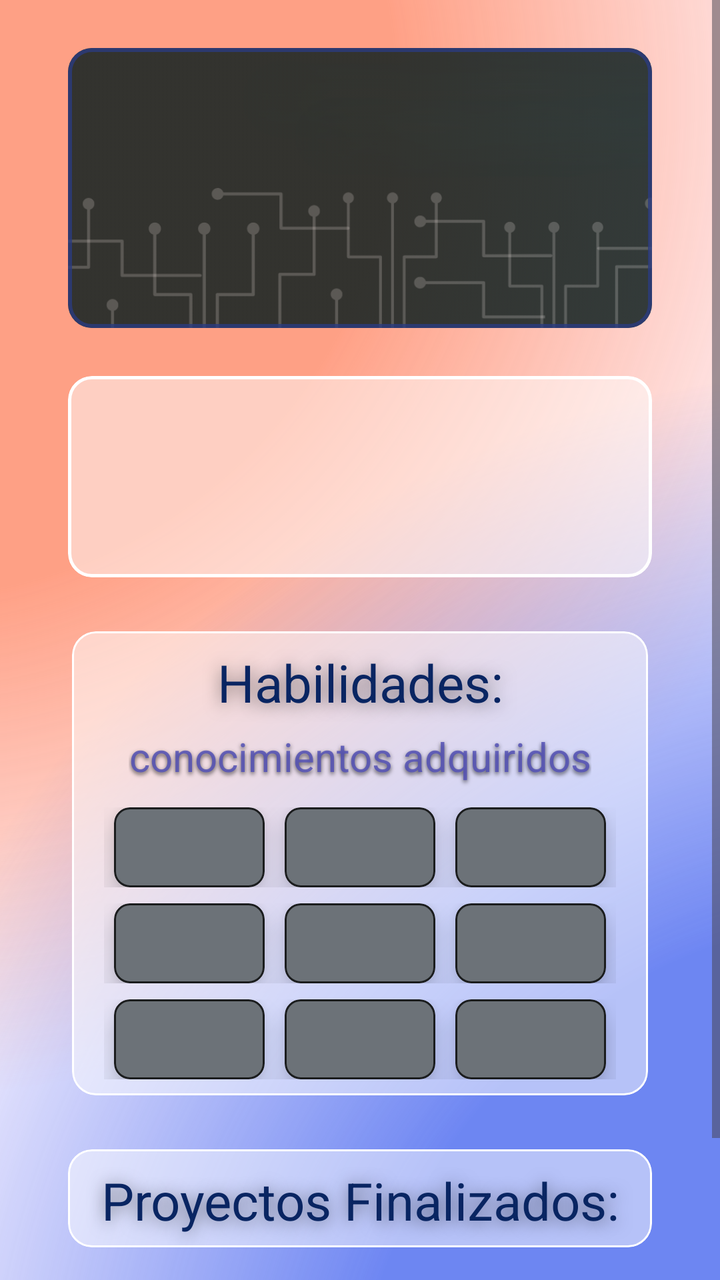
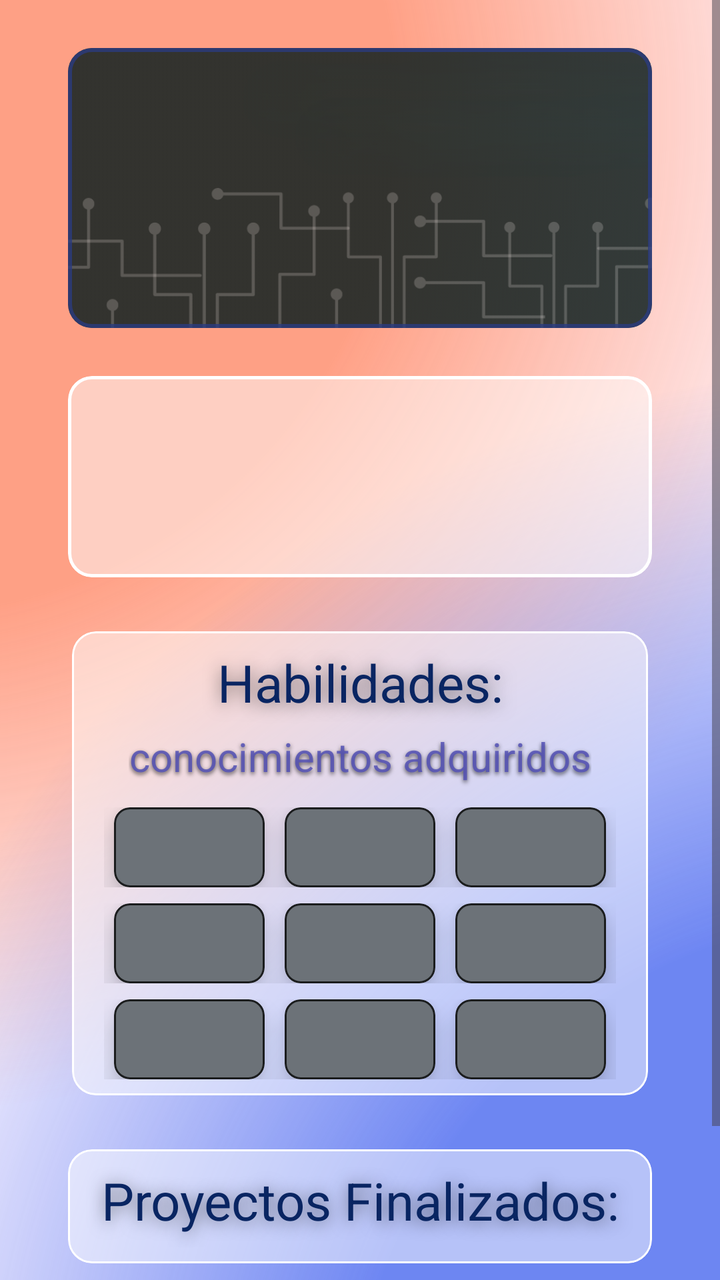

Screens rendered from an Android XML layout before and after an edit, with the pre-edit source and the edit as a unified diff.
<!-- AndroidManifest.xml: application theme Theme.CVMovil -->
<!-- res/layout/activity_main.xml -->
<?xml version="1.0" encoding="utf-8"?>
<ScrollView xmlns:android="http://schemas.android.com/apk/res/android"
    xmlns:app="http://schemas.android.com/apk/res-auto"
    xmlns:tools="http://schemas.android.com/tools"
    android:id="@+id/rootScroll"
    android:layout_width="match_parent"
    android:layout_height="match_parent"
    android:fillViewport="true">

    <androidx.constraintlayout.widget.ConstraintLayout
        android:id="@+id/main"
        android:layout_width="match_parent"
        android:layout_height="wrap_content"
        android:background="@android:color/transparent"
        android:fontFamily="@font/inter"
        tools:context=".actividades.MainActivity">

        <androidx.constraintlayout.widget.ConstraintLayout
            android:id="@+id/Elipses"
            android:layout_width="match_parent"
            android:layout_height="0dp"
            app:layout_constraintTop_toTopOf="parent"
            app:layout_constraintBottom_toBottomOf="parent"
            app:layout_constraintStart_toStartOf="parent"
            app:layout_constraintEnd_toEndOf="parent">

            <FrameLayout
                android:id="@+id/Elipse1"
                android:layout_width="750dp"
                android:layout_height="1220dp"
                android:alpha="0.85"
                android:background="@drawable/gradiante1"
                app:layout_constraintBottom_toBottomOf="parent"
                app:layout_constraintEnd_toEndOf="parent" />

            <FrameLayout
                android:id="@+id/Elipse2"
                android:layout_width="750dp"
                android:layout_height="1220dp"
                android:alpha="0.7"
                android:background="@drawable/gradient2"
                app:layout_constraintStart_toStartOf="parent"
                app:layout_constraintTop_toTopOf="parent" />
        </androidx.constraintlayout.widget.ConstraintLayout>

        <com.google.android.material.card.MaterialCardView
            android:id="@+id/banner"
            android:layout_width="match_parent"
            android:layout_marginHorizontal="34dp"
            android:layout_height="140dp"
            android:layout_marginTop="24dp"
            android:layout_marginBottom="12dp"
            app:cardBackgroundColor="#00FFFFFF"
            app:cardCornerRadius="12dp"
            app:layout_constraintBottom_toTopOf="@id/cardHeader"
            app:layout_constraintEnd_toEndOf="parent"
            app:layout_constraintStart_toStartOf="parent"
            app:layout_constraintTop_toTopOf="parent"
            app:strokeColor="#CC2B3B80"
            app:strokeWidth="2dp">

            <androidx.constraintlayout.widget.ConstraintLayout
                android:layout_width="match_parent"
                android:layout_height="match_parent">

                <ImageView
                    android:layout_width="wrap_content"
                    android:layout_height="match_parent"
                    android:alpha="0.85"
                    android:scaleType="centerCrop"
                    android:src="@drawable/banner"
                    app:layout_constraintBottom_toBottomOf="parent"
                    app:layout_constraintEnd_toEndOf="parent"
                    app:layout_constraintStart_toStartOf="parent" />

                <com.google.android.material.card.MaterialCardView
                    android:layout_width="wrap_content"
                    android:layout_height="match_parent"
                    android:layout_marginVertical="10dp"
                    app:cardBackgroundColor="#00FFFFFF"
                    app:cardCornerRadius="120dp"
                    app:layout_constraintEnd_toEndOf="parent"
                    app:layout_constraintStart_toStartOf="parent"
                    app:strokeWidth="0dp">

                    <androidx.constraintlayout.widget.ConstraintLayout
                        android:layout_width="120dp"
                        android:layout_height="match_parent">

                        <ImageView
                            android:id="@+id/profile_img"
                            android:layout_width="200dp"
                            android:layout_height="150dp"
                            app:layout_constraintEnd_toEndOf="parent"
                            app:layout_constraintStart_toStartOf="parent"
                            app:layout_constraintTop_toTopOf="parent" />
                    </androidx.constraintlayout.widget.ConstraintLayout>
                </com.google.android.material.card.MaterialCardView>
            </androidx.constraintlayout.widget.ConstraintLayout>
        </com.google.android.material.card.MaterialCardView>

        <com.google.android.material.card.MaterialCardView
            android:id="@+id/cardHeader"
            android:layout_width="match_parent"
            android:layout_marginHorizontal="34dp"
            android:layout_height="wrap_content"
            android:layout_marginVertical="12dp"
            app:cardBackgroundColor="#80FFFFFF"
            app:cardCornerRadius="12dp"
            app:layout_constraintBottom_toTopOf="@id/abilityCard"
            app:layout_constraintEnd_toEndOf="parent"
            app:layout_constraintStart_toStartOf="parent"
            app:layout_constraintTop_toBottomOf="@id/banner"
            app:strokeColor="#FFF"
            app:strokeWidth="1.5dp">

            <androidx.constraintlayout.widget.ConstraintLayout
                android:id="@+id/header"
                android:layout_width="match_parent"
                android:layout_height="match_parent">

                <TextView
                    android:id="@+id/nombre"
                    android:layout_width="match_parent"
                    android:layout_height="wrap_content"
                    android:paddingTop="8dp"
                    android:paddingBottom="6dp"
                    android:shadowColor="#80000000"
                    android:shadowDy="2.5"
                    android:shadowRadius="20.0"
                    android:textAlignment="center"
                    android:textColor="#092562"
                    android:textSize="30sp"
                    app:layout_constraintBottom_toTopOf="@id/titulo"
                    app:layout_constraintEnd_toEndOf="parent"
                    app:layout_constraintStart_toStartOf="parent"
                    app:layout_constraintTop_toTopOf="parent" />

                <TextView
                    android:id="@+id/titulo"
                    android:layout_width="match_parent"
                    android:layout_height="wrap_content"
                    android:paddingTop="6dp"
                    android:paddingBottom="8dp"
                    android:shadowColor="#66000000"
                    android:shadowDy="2.5"
                    android:shadowRadius="5.0"
                    android:textAlignment="center"
                    android:textColor="#D65250B5"
                    android:textSize="24sp"
                    android:textStyle="bold"
                    app:layout_constraintBottom_toBottomOf="parent"
                    app:layout_constraintEnd_toEndOf="parent"
                    app:layout_constraintStart_toStartOf="parent"
                    app:layout_constraintTop_toBottomOf="@id/nombre" />
            </androidx.constraintlayout.widget.ConstraintLayout>
        </com.google.android.material.card.MaterialCardView>

        <com.google.android.material.card.MaterialCardView
            android:id="@+id/abilityCard"
            android:layout_width="match_parent"
            android:layout_marginHorizontal="34dp"
            android:layout_height="wrap_content"
            android:layout_marginVertical="12dp"
            android:padding="8dp"
            app:cardBackgroundColor="#80FFFFFF"
            app:cardCornerRadius="12dp"
            app:cardPreventCornerOverlap="false"
            app:cardUseCompatPadding="true"
            app:layout_constraintBottom_toTopOf="@id/proyectosCard"
            app:layout_constraintEnd_toEndOf="parent"
            app:layout_constraintStart_toStartOf="parent"
            app:layout_constraintTop_toBottomOf="@id/cardHeader"
            app:strokeColor="#FFF"
            app:strokeWidth="1dp">

            <androidx.constraintlayout.widget.ConstraintLayout
                android:id="@+id/abilitys"
                android:layout_width="match_parent"
                android:layout_height="match_parent"
                android:background="@android:color/transparent"
                android:paddingBottom="4dp">

                <TextView
                    android:id="@+id/habilidades"
                    android:layout_width="match_parent"
                    android:layout_height="wrap_content"
                    android:paddingTop="8dp"
                    android:paddingBottom="6dp"
                    android:shadowColor="#80000000"
                    android:shadowDy="2.5"
                    android:shadowRadius="20.0"
                    android:text="@string/habilidades"
                    android:textAlignment="center"
                    android:textColor="#092562"
                    android:textSize="26sp"
                    app:layout_constraintBottom_toTopOf="@id/conocimientos"
                    app:layout_constraintEnd_toEndOf="parent"
                    app:layout_constraintStart_toStartOf="parent"
                    app:layout_constraintTop_toTopOf="parent" />

                <TextView
                    android:id="@+id/conocimientos"
                    android:layout_width="wrap_content"
                    android:layout_height="match_parent"
                    android:paddingBottom="8dp"
                    android:shadowColor="#A6000000"
                    android:shadowDy="2.5"
                    android:shadowRadius="5.0"
                    android:text="@string/cono"
                    android:textAlignment="center"
                    android:textColor="#D65250B5"
                    android:textSize="20sp"
                    app:layout_constraintEnd_toEndOf="parent"
                    app:layout_constraintStart_toStartOf="parent"
                    app:layout_constraintTop_toBottomOf="@id/habilidades" />

                <LinearLayout
                    android:id="@+id/filaHabilidad1"
                    android:layout_width="match_parent"
                    android:layout_height="wrap_content"
                    android:layout_marginHorizontal="16dp"
                    android:layout_marginVertical="4dp"
                    android:background="@android:color/transparent"
                    android:orientation="horizontal"
                    app:layout_constraintBottom_toTopOf="@id/filaHabilidad2"
                    app:layout_constraintEnd_toEndOf="parent"
                    app:layout_constraintStart_toStartOf="parent"
                    app:layout_constraintTop_toBottomOf="@id/conocimientos">

                    <com.google.android.material.card.MaterialCardView
                        android:id="@+id/tarjetaHabilidad1"
                        android:layout_width="0dp"
                        android:layout_height="40dp"
                        android:layout_weight="1"
                        android:layout_marginHorizontal="5dp"
                        app:cardBackgroundColor="#6C7278"
                        app:cardCornerRadius="8dp"
                        app:cardElevation="8dp"
                        app:strokeColor="#BF000000"
                        app:strokeWidth="1dp">

                        <TextView
                            android:id="@+id/habilidad1"
                            android:layout_width="match_parent"
                            android:layout_height="wrap_content"
                            android:layout_gravity="center"
                            android:shadowColor="#CC000000"
                            android:shadowDy="2.5"
                            android:shadowRadius="5.0"
                            android:textAlignment="center"
                            android:textColor="#FFF"
                            android:textSize="16sp" />
                    </com.google.android.material.card.MaterialCardView>

                    <com.google.android.material.card.MaterialCardView
                        android:id="@+id/tarjetaHabilidad2"
                        android:layout_width="0dp"
                        android:layout_height="40dp"
                        android:layout_weight="1"
                        android:layout_marginHorizontal="5dp"
                        app:cardBackgroundColor="#6C7278"
                        app:cardCornerRadius="8dp"
                        app:cardElevation="8dp"
                        app:strokeColor="#BF000000"
                        app:strokeWidth="1dp">

                        <TextView
                            android:id="@+id/habilidad2"
                            android:layout_width="match_parent"
                            android:layout_height="wrap_content"
                            android:layout_gravity="center"
                            android:shadowColor="#CC000000"
                            android:shadowDy="2.5"
                            android:shadowRadius="5.0"
                            android:textAlignment="center"
                            android:textColor="#FFF"
                            android:textSize="16sp" />
                    </com.google.android.material.card.MaterialCardView>

                    <com.google.android.material.card.MaterialCardView
                        android:id="@+id/tarjetaHabilidad3"
                        android:layout_width="0dp"
                        android:layout_height="40dp"
                        android:layout_weight="1"
                        android:layout_marginHorizontal="5dp"
                        app:cardBackgroundColor="#6C7278"
                        app:cardCornerRadius="8dp"
                        app:cardElevation="8dp"
                        app:strokeColor="#BF000000"
                        app:strokeWidth="1dp">

                        <TextView
                            android:id="@+id/habilidad3"
                            android:layout_width="match_parent"
                            android:layout_height="wrap_content"
                            android:layout_gravity="center"
                            android:shadowColor="#CC000000"
                            android:shadowDy="2.5"
                            android:shadowRadius="5.0"
                            android:textAlignment="center"
                            android:textColor="#FFF"
                            android:textSize="16sp" />
                    </com.google.android.material.card.MaterialCardView>
                </LinearLayout>

                <LinearLayout
                    android:id="@+id/filaHabilidad2"
                    android:layout_width="match_parent"
                    android:layout_height="wrap_content"
                    android:layout_marginHorizontal="16dp"
                    android:layout_marginVertical="4dp"
                    android:background="@android:color/transparent"
                    android:orientation="horizontal"
                    app:layout_constraintBottom_toTopOf="@id/filaHabilidad3"
                    app:layout_constraintEnd_toEndOf="parent"
                    app:layout_constraintStart_toStartOf="parent"
                    app:layout_constraintTop_toBottomOf="@id/filaHabilidad1">

                    <com.google.android.material.card.MaterialCardView
                        android:id="@+id/tarjetaHabilidad4"
                        android:layout_width="0dp"
                        android:layout_height="40dp"
                        android:layout_weight="1"
                        android:layout_marginHorizontal="5dp"
                        app:cardBackgroundColor="#6C7278"
                        app:cardCornerRadius="8dp"
                        app:cardElevation="8dp"
                        app:strokeColor="#BF000000"
                        app:strokeWidth="1dp">

                        <TextView
                            android:id="@+id/habilidad4"
                            android:layout_width="match_parent"
                            android:layout_height="wrap_content"
                            android:layout_gravity="center"
                            android:shadowColor="#CC000000"
                            android:shadowDy="2.5"
                            android:shadowRadius="5.0"
                            android:textAlignment="center"
                            android:textColor="#FFF"
                            android:textSize="16sp" />
                    </com.google.android.material.card.MaterialCardView>

                    <com.google.android.material.card.MaterialCardView
                        android:id="@+id/tarjetaHabilidad5"
                        android:layout_width="0dp"
                        android:layout_height="40dp"
                        android:layout_weight="1"
                        android:layout_marginHorizontal="5dp"
                        app:cardBackgroundColor="#6C7278"
                        app:cardCornerRadius="8dp"
                        app:cardElevation="8dp"
                        app:strokeColor="#BF000000"
                        app:strokeWidth="1dp">

                        <TextView
                            android:id="@+id/habilidad5"
                            android:layout_width="match_parent"
                            android:layout_height="wrap_content"
                            android:layout_gravity="center"
                            android:shadowColor="#CC000000"
                            android:shadowDy="2.5"
                            android:shadowRadius="5.0"
                            android:textAlignment="center"
                            android:textColor="#FFF"
                            android:textSize="16sp" />
                    </com.google.android.material.card.MaterialCardView>

                    <com.google.android.material.card.MaterialCardView
                        android:id="@+id/tarjetaHabilidad6"
                        android:layout_width="0dp"
                        android:layout_height="40dp"
                        android:layout_weight="1"
                        android:layout_marginHorizontal="5dp"
                        app:cardBackgroundColor="#6C7278"
                        app:cardCornerRadius="8dp"
                        app:cardElevation="8dp"
                        app:strokeColor="#BF000000"
                        app:strokeWidth="1dp">

                        <TextView
                            android:id="@+id/habilidad6"
                            android:layout_width="match_parent"
                            android:layout_height="wrap_content"
                            android:layout_gravity="center"
                            android:shadowColor="#CC000000"
                            android:shadowDy="2.5"
                            android:shadowRadius="5.0"
                            android:textAlignment="center"
                            android:textColor="#FFF"
                            android:textSize="16sp" />
                    </com.google.android.material.card.MaterialCardView>
                </LinearLayout>

                <LinearLayout
                    android:id="@+id/filaHabilidad3"
                    android:layout_width="match_parent"
                    android:layout_height="wrap_content"
                    android:layout_marginHorizontal="16dp"
                    android:layout_marginVertical="4dp"
                    android:background="@android:color/transparent"
                    android:orientation="horizontal"
                    app:layout_constraintBottom_toBottomOf="parent"
                    app:layout_constraintEnd_toEndOf="parent"
                    app:layout_constraintStart_toStartOf="parent"
                    app:layout_constraintTop_toBottomOf="@id/filaHabilidad2">

                    <com.google.android.material.card.MaterialCardView
                        android:id="@+id/tarjetaHabilidad7"
                        android:layout_width="0dp"
                        android:layout_height="40dp"
                        android:layout_weight="1"
                        android:layout_marginHorizontal="5dp"
                        app:cardBackgroundColor="#6C7278"
                        app:cardCornerRadius="8dp"
                        app:cardElevation="8dp"
                        app:strokeColor="#BF000000"
                        app:strokeWidth="1dp">

                        <TextView
                            android:id="@+id/habilidad7"
                            android:layout_width="match_parent"
                            android:layout_height="wrap_content"
                            android:layout_gravity="center"
                            android:shadowColor="#CC000000"
                            android:shadowDy="2.5"
                            android:shadowRadius="5.0"
                            android:textAlignment="center"
                            android:textColor="#FFF"
                            android:textSize="16sp" />
                    </com.google.android.material.card.MaterialCardView>

                    <com.google.android.material.card.MaterialCardView
                        android:id="@+id/tarjetaHabilidad8"
                        android:layout_width="0dp"
                        android:layout_height="40dp"
                        android:layout_weight="1"
                        android:layout_marginHorizontal="5dp"
                        app:cardBackgroundColor="#6C7278"
                        app:cardCornerRadius="8dp"
                        app:cardElevation="8dp"
                        app:strokeColor="#BF000000"
                        app:strokeWidth="1dp">

                        <TextView
                            android:id="@+id/habilidad8"
                            android:layout_width="match_parent"
                            android:layout_height="wrap_content"
                            android:layout_gravity="center"
                            android:shadowColor="#CC000000"
                            android:shadowDy="2.5"
                            android:shadowRadius="5.0"
                            android:textAlignment="center"
                            android:textColor="#FFF"
                            android:textSize="16sp" />
                    </com.google.android.material.card.MaterialCardView>

                    <com.google.android.material.card.MaterialCardView
                        android:id="@+id/tarjetaHabilidad9"
                        android:layout_width="0dp"
                        android:layout_height="40dp"
                        android:layout_weight="1"
                        android:layout_marginHorizontal="5dp"
                        app:cardBackgroundColor="#6C7278"
                        app:cardCornerRadius="8dp"
                        app:cardElevation="8dp"
                        app:strokeColor="#BF000000"
                        app:strokeWidth="1dp">

                        <TextView
                            android:id="@+id/habilidad9"
                            android:layout_width="match_parent"
                            android:layout_height="wrap_content"
                            android:layout_gravity="center"
                            android:shadowColor="#CC000000"
                            android:shadowDy="2.5"
                            android:shadowRadius="5.0"
                            android:textAlignment="center"
                            android:textColor="#FFF"
                            android:textSize="16sp" />
                    </com.google.android.material.card.MaterialCardView>
                </LinearLayout>
            </androidx.constraintlayout.widget.ConstraintLayout>
        </com.google.android.material.card.MaterialCardView>

        <com.google.android.material.card.MaterialCardView
            android:id="@+id/proyectosCard"
            android:layout_width="match_parent"
            android:layout_marginHorizontal="34dp"
            android:layout_height="wrap_content"
            android:layout_marginVertical="12dp"
            app:cardBackgroundColor="#80FFFFFF"
            app:cardCornerRadius="12dp"
            app:layout_constraintBottom_toTopOf="@id/editbtn"
            app:layout_constraintEnd_toEndOf="parent"
            app:layout_constraintStart_toStartOf="parent"
            app:layout_constraintTop_toBottomOf="@id/abilityCard"
            app:strokeColor="#FFF"
            app:strokeWidth="1dp">

            <androidx.constraintlayout.widget.ConstraintLayout
                android:id="@+id/proyectos"
                android:layout_width="match_parent"
                android:layout_height="match_parent"
                android:background="@android:color/transparent">

                <TextView
                    android:id="@+id/finPro"
                    android:layout_width="match_parent"
                    android:layout_height="wrap_content"
                    android:paddingTop="8dp"
                    android:paddingBottom="6dp"
                    android:shadowColor="#80000000"
                    android:shadowDy="2.5"
                    android:shadowRadius="20.0"
                    android:text="@string/proyect"
                    android:textAlignment="center"
                    android:textColor="#092562"
                    android:textSize="26sp"
                    app:layout_constraintEnd_toEndOf="parent"
                    app:layout_constraintStart_toStartOf="parent"
                    app:layout_constraintTop_toTopOf="parent" />

                
            </androidx.constraintlayout.widget.ConstraintLayout>
        </com.google.android.material.card.MaterialCardView>

        <Button
            android:id="@+id/editbtn"
            android:layout_width="wrap_content"
            android:layout_height="wrap_content"
            android:layout_marginTop="12dp"
            android:layout_marginBottom="24dp"
            android:textSize="16sp"
            android:text="@string/edit"
            app:layout_constraintEnd_toEndOf="parent"
            app:layout_constraintStart_toStartOf="parent"
            app:layout_constraintBottom_toBottomOf="parent"
            app:layout_constraintTop_toBottomOf="@id/proyectosCard"
            android:background="@drawable/button_selector"
            android:backgroundTint="@null"
            app:backgroundTint="@null"
            />
    </androidx.constraintlayout.widget.ConstraintLayout>

</ScrollView>
<!-- resources referenced by this layout -->
<resources>
  <!-- drawable banner: png bitmap (drawable, 35580 bytes) -->
  <!-- drawable button_selector (drawable) -->
  <?xml version="1.0" encoding="utf-8"?>
  <selector xmlns:android="http://schemas.android.com/apk/res/android">
  
      
      <item android:state_pressed="true"
          android:drawable="@drawable/shadow2" />
  
      
      <item android:drawable="@drawable/shadow" />
  </selector>
  <!-- drawable gradiante1 (drawable) -->
  <?xml version="1.0" encoding="utf-8"?>
  <shape xmlns:android="http://schemas.android.com/apk/res/android" android:shape="rectangle" >
      <gradient
          android:gradientRadius="500dp"
          android:startColor="#FF9170"
          android:centerColor="#FF9170"
          android:type="radial"
          android:centerY="0.45"
          android:centerX="0.45"/>
  
  </shape>
  <!-- drawable gradient2 (drawable) -->
  <?xml version="1.0" encoding="utf-8"?>
  <shape xmlns:android="http://schemas.android.com/apk/res/android" android:shape="rectangle" >
      <gradient
          android:gradientRadius="550dp"
          android:startColor="#3056ED"
          android:centerColor="#3056ED"
          android:type="radial"
          android:centerX="0.6"
          android:centerY="0.6"/>
  
  </shape>
  <string name="cono">conocimientos adquiridos</string>
  <string name="edit">Editar</string>
  <string name="habilidades">Habilidades:</string>
  <string name="proyect">Proyectos Finalizados:</string>
  <style name="Theme.CVMovil" parent="Base.Theme.CVMovil" />
  <!-- drawable shadow2 (drawable) -->
  <?xml version="1.0" encoding="utf-8"?>
  <shape xmlns:android="http://schemas.android.com/apk/res/android"
      android:shape="rectangle">
      <corners android:radius="10dp" />
      <gradient
          android:type="linear"
          android:startColor="#525252"
          android:centerColor="#525252"
          android:endColor="#80000000"
          android:angle="270"
          android:centerX="0.70" />
      <stroke
          android:width="1dp"
          android:color="#66000000" />
  </shape>
  <!-- drawable shadow (drawable) -->
  <?xml version="1.0" encoding="utf-8"?>
  <shape xmlns:android="http://schemas.android.com/apk/res/android"
      android:shape="rectangle">
      <corners android:radius="10dp" />
      <gradient
          android:type="linear"
          android:startColor="#808080"
          android:centerColor="#808080"
          android:endColor="#99000000"
          android:angle="270"
          android:centerX="0.70" />
      <stroke
          android:width="1dp"
          android:color="#66FFFFFF" />
  </shape>
  <style name="Base.Theme.CVMovil" parent="Theme.Material3.DayNight.NoActionBar">
          
          
      </style>
</resources>

<!-- the commit's change to res/layout/activity_main.xml (unified diff, before → after) -->
@@ -250,7 +250,7 @@
                             android:shadowRadius="5.0"
                             android:textAlignment="center"
                             android:textColor="#FFF"
-                            android:textSize="16sp" />
+                            android:textSize="14sp" />
                     </com.google.android.material.card.MaterialCardView>
 
                     <com.google.android.material.card.MaterialCardView
@@ -275,7 +275,7 @@
                             android:shadowRadius="5.0"
                             android:textAlignment="center"
                             android:textColor="#FFF"
-                            android:textSize="16sp" />
+                            android:textSize="14sp" />
                     </com.google.android.material.card.MaterialCardView>
 
                     <com.google.android.material.card.MaterialCardView
@@ -300,7 +300,7 @@
                             android:shadowRadius="5.0"
                             android:textAlignment="center"
                             android:textColor="#FFF"
-                            android:textSize="16sp" />
+                            android:textSize="14sp" />
                     </com.google.android.material.card.MaterialCardView>
                 </LinearLayout>
 
@@ -339,7 +339,7 @@
                             android:shadowRadius="5.0"
                             android:textAlignment="center"
                             android:textColor="#FFF"
-                            android:textSize="16sp" />
+                            android:textSize="14sp" />
                     </com.google.android.material.card.MaterialCardView>
 
                     <com.google.android.material.card.MaterialCardView
@@ -364,7 +364,7 @@
                             android:shadowRadius="5.0"
                             android:textAlignment="center"
                             android:textColor="#FFF"
-                            android:textSize="16sp" />
+                            android:textSize="14sp" />
                     </com.google.android.material.card.MaterialCardView>
 
                     <com.google.android.material.card.MaterialCardView
@@ -389,7 +389,7 @@
                             android:shadowRadius="5.0"
                             android:textAlignment="center"
                             android:textColor="#FFF"
-                            android:textSize="16sp" />
+                            android:textSize="14sp" />
                     </com.google.android.material.card.MaterialCardView>
                 </LinearLayout>
 
@@ -428,7 +428,7 @@
                             android:shadowRadius="5.0"
                             android:textAlignment="center"
                             android:textColor="#FFF"
-                            android:textSize="16sp" />
+                            android:textSize="14sp" />
                     </com.google.android.material.card.MaterialCardView>
 
                     <com.google.android.material.card.MaterialCardView
@@ -453,7 +453,7 @@
                             android:shadowRadius="5.0"
                             android:textAlignment="center"
                             android:textColor="#FFF"
-                            android:textSize="16sp" />
+                            android:textSize="14sp" />
                     </com.google.android.material.card.MaterialCardView>
 
                     <com.google.android.material.card.MaterialCardView
@@ -478,7 +478,7 @@
                             android:shadowRadius="5.0"
                             android:textAlignment="center"
                             android:textColor="#FFF"
-                            android:textSize="16sp" />
+                            android:textSize="14sp" />
                     </com.google.android.material.card.MaterialCardView>
                 </LinearLayout>
             </androidx.constraintlayout.widget.ConstraintLayout>
@@ -500,7 +500,7 @@
             app:strokeWidth="1dp">
 
             <androidx.constraintlayout.widget.ConstraintLayout
-                android:id="@+id/proyectos"
+                android:id="@+id/pp"
                 android:layout_width="match_parent"
                 android:layout_height="match_parent"
                 android:background="@android:color/transparent">
@@ -520,9 +520,23 @@
                     android:textSize="26sp"
                     app:layout_constraintEnd_toEndOf="parent"
                     app:layout_constraintStart_toStartOf="parent"
-                    app:layout_constraintTop_toTopOf="parent" />
+                    app:layout_constraintTop_toTopOf="parent"
+                    app:layout_constraintBottom_toTopOf="@id/proyectos"/>
+
+            <androidx.constraintlayout.widget.ConstraintLayout
+                android:id="@+id/proyectos"
+                android:layout_width="match_parent"
+                android:layout_height="match_parent"
+                android:background="@android:color/transparent"
+                app:layout_constraintBottom_toBottomOf="parent"
+                app:layout_constraintTop_toBottomOf="@id/finPro"
+                app:layout_constraintStart_toStartOf="parent"
+                app:layout_constraintEnd_toEndOf="parent"
+                android:paddingBottom="8dp">
 
                 
+            </androidx.constraintlayout.widget.ConstraintLayout>
+
             </androidx.constraintlayout.widget.ConstraintLayout>
         </com.google.android.material.card.MaterialCardView>
 
@@ -534,6 +548,7 @@
             android:layout_marginBottom="24dp"
             android:textSize="16sp"
             android:text="@string/edit"
+            android:textColor="#FFFFFF"
             app:layout_constraintEnd_toEndOf="parent"
             app:layout_constraintStart_toStartOf="parent"
             app:layout_constraintBottom_toBottomOf="parent"
